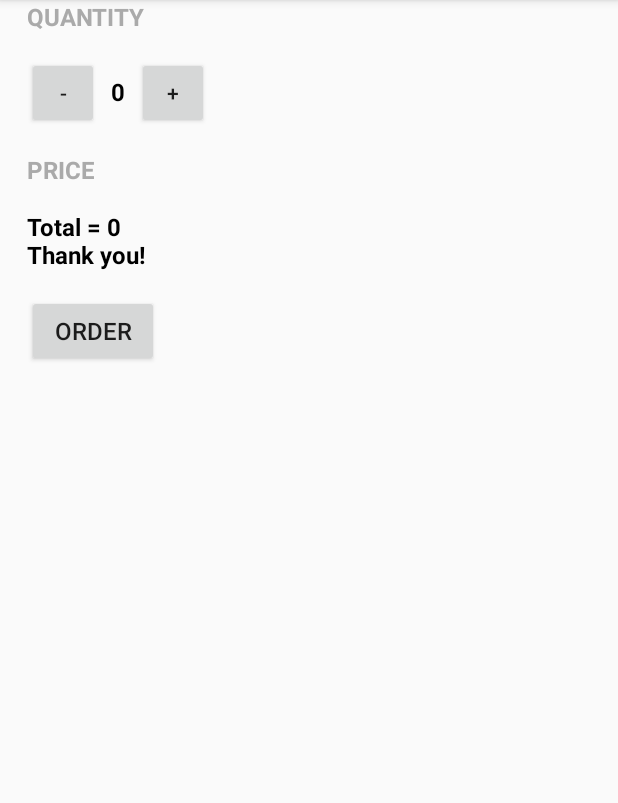
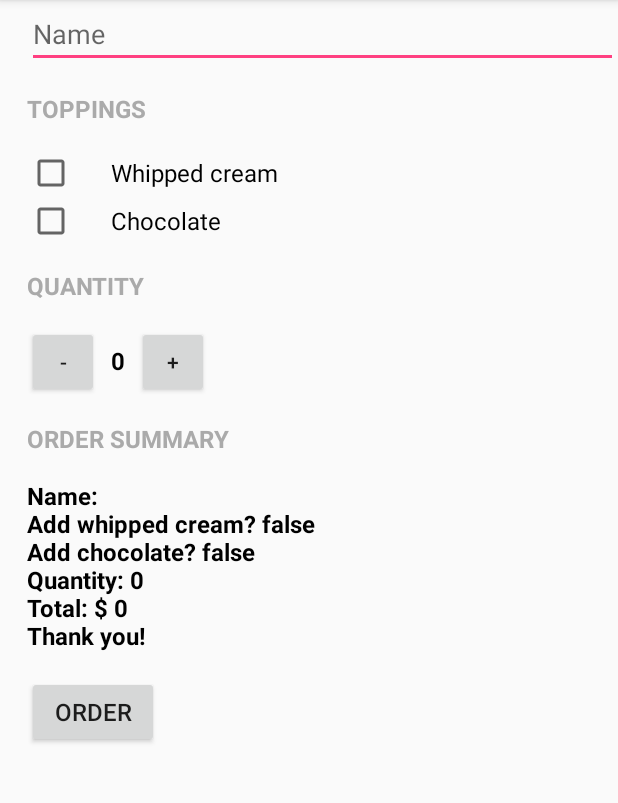
Before and after one commit to CyfrowySledz/JustJava, an Android app: the screen it shows after launch (MainActivity), after a tap on "ORDER", on a phone screen of 412 x 824 dp, the part 84-887 px from its top. Run offline under Robolectric (Android 15) with nearby library versions, the phone set to English and light mode, and no system bars.

Commit message:
Lesson 3 added toppings added toast added min-max coffees validation

```diff
--- a/app/build.gradle
+++ b/app/build.gradle
@@ -24,6 +24,6 @@ dependencies {
     androidTestCompile('com.android.support.test.espresso:espresso-core:2.2.2', {
         exclude group: 'com.android.support', module: 'support-annotations'
     })
-    compile 'com.android.support:appcompat-v7:25.1.0'
+    compile 'com.android.support:appcompat-v7:25.1.1'
     testCompile 'junit:junit:4.12'
 }
--- a/app/src/main/java/com/example/android/justjava/MainActivity.java
+++ b/app/src/main/java/com/example/android/justjava/MainActivity.java
@@ -3,13 +3,20 @@ package com.example.android.justjava;
 import android.os.Bundle;
 import android.support.v7.app.AppCompatActivity;
 import android.view.View;
+import android.widget.CheckBox;
+import android.widget.EditText;
 import android.widget.TextView;
+import android.widget.Toast;
 
-import java.text.NumberFormat;
+import java.text.DecimalFormat;
+import java.util.Currency;
+import java.util.Locale;
 
 public class MainActivity extends AppCompatActivity {
     int quantity=0;
-    String priceMessage = "Free";
+    Locale locale = Locale.getDefault();
+    Currency currency = Currency.getInstance(locale);
+    String currencySymbol = currency.getSymbol();
 
     @Override
     protected void onCreate(Bundle savedInstanceState) {
@@ -18,11 +25,16 @@ public class MainActivity extends AppCompatActivity {
     }
 
     public void submitOrder(View view){
-        int price = quantity * 5;
+        CheckBox whippedCreamCheckbox = (CheckBox) findViewById(R.id.cream_checkbox);
+        CheckBox chocolateCheckBox = (CheckBox) findViewById(R.id.chocolate_checkbox);
+        boolean hasWhippedCream = whippedCreamCheckbox.isChecked();
+        boolean hasChocolate = chocolateCheckBox.isChecked();
+        float total = 0.0f;
+        String summary = "";
 
-        priceMessage = "Total = " + price + "\nThank you!";
-        displayMessage(priceMessage);
-
+        total = calculatePrice(quantity, hasWhippedCream, hasChocolate);
+        summary = createOrderSummary(total, hasWhippedCream, hasChocolate);
+        displayMessage(summary);
     }
 
     private void display(int number) {
@@ -30,23 +42,56 @@ public class MainActivity extends AppCompatActivity {
         quantityTextView.setText("" + number);
     }
 
-    public void displayPrice(int number) {
-        TextView priceTextView=(TextView) findViewById(R.id.price_text_view);
-        priceTextView.setText(NumberFormat.getCurrencyInstance().format(number));
-    }
-
     public void displayMessage(String message) {
-        TextView priceTextView = (TextView) findViewById(R.id.price_text_view);
-        priceTextView.setText(message);
+        TextView orderSummaryTextView = (TextView) findViewById(R.id.order_summary_text_view);
+        orderSummaryTextView.setText(message);
     }
 
     public void increment (View view){
+        if (quantity == 5) {
+            Toast toast = Toast.makeText(this, "You can't have more than " + quantity + " coffees!", Toast.LENGTH_SHORT);
+            toast.show();
+            return;
+        }
         quantity=quantity+1;
         display(quantity);
     }
 
     public void decrement (View view) {
+        if (quantity == 0) {
+            Toast toast = Toast.makeText(this, "You can't have less then 0 coffee!", Toast.LENGTH_SHORT);
+            toast.show();
+            return;
+        }
         quantity=quantity-1;
         display(quantity);
     }
+
+    public float calculatePrice(int quantity, boolean hasWhippedCream, boolean hasChocolate) {
+        float coffeePrice = 5.2f;
+        float whippedCreamPrice = 1.0f;
+        float chocolatePrice = 2.0f;
+        float total = coffeePrice;
+
+        if (hasChocolate)
+            total += chocolatePrice;
+        if (hasWhippedCream)
+            total += whippedCreamPrice;
+
+        return total * quantity;
+    }
+
+    private String createOrderSummary(float total, boolean hasWhippedCream, boolean hasChocolate) {
+        EditText nameField = (EditText) findViewById(R.id.name_field);
+        String name = nameField.getText().toString();
+
+        String summary = "Name: " + name;
+        summary += "\nAdd whipped cream? " + hasWhippedCream;
+        summary += "\nAdd chocolate? " + hasChocolate;
+        summary += "\nQuantity: " + quantity;
+        summary += "\nTotal: " + currencySymbol + " " + new DecimalFormat("##.##").format(total);
+        summary += "\nThank you!";
+        return summary;
+
+    }
 }
--- a/app/src/main/res/layout/activity_main.xml
+++ b/app/src/main/res/layout/activity_main.xml
@@ -1,19 +1,62 @@
 <?xml version="1.0" encoding="utf-8"?>
-<LinearLayout xmlns:android="http://schemas.android.com/apk/res/android"
+
+<ScrollView xmlns:android="http://schemas.android.com/apk/res/android"
     xmlns:tools="http://schemas.android.com/tools"
+    android:id="@+id/scrollView"
+    android:layout_width="match_parent"
+    android:layout_height="match_parent"
+    tools:context="com.example.android.justjava.MainActivity">
+
+    <LinearLayout
         android:id="@+id/activity_main"
         android:layout_width="match_parent"
-    android:layout_height="match_parent"
+        android:layout_height="wrap_content"
         android:layout_marginLeft="18dp"
-    android:orientation="vertical"
-    tools:context="com.example.android.justjava.MainActivity">
+        android:layout_marginStart="18dp"
+        android:orientation="vertical">
+
+        <EditText
+            android:id="@+id/name_field"
+            android:layout_width="match_parent"
+            android:layout_height="wrap_content"
+            android:hint="@string/name_hint"
+            android:inputType="textCapWords" />
+
+        <TextView
+            android:id="@+id/toppings_label"
+            android:layout_width="wrap_content"
+            android:layout_height="wrap_content"
+            android:layout_marginBottom="16dp"
+            android:layout_marginTop="16dp"
+            android:text="@string/toppings"
+            android:textAllCaps="true"
+            android:textColor="@android:color/darker_gray"
+            android:textSize="16sp"
+            android:textStyle="normal|bold" />
+
+        <CheckBox
+            android:id="@+id/cream_checkbox"
+            android:layout_width="wrap_content"
+            android:layout_height="wrap_content"
+            android:paddingLeft="24dp"
+            android:text="@string/topping1"
+            android:textSize="16sp" />
+
+        <CheckBox
+            android:id="@+id/chocolate_checkbox"
+            android:layout_width="wrap_content"
+            android:layout_height="wrap_content"
+            android:paddingLeft="24dp"
+            android:text="@string/topping2"
+            android:textSize="16sp" />
 
         <TextView
             android:id="@+id/quantity_label"
             android:layout_width="wrap_content"
             android:layout_height="wrap_content"
             android:layout_marginBottom="16dp"
-        android:text="Quantity"
+            android:layout_marginTop="16dp"
+            android:text="@string/quantity"
             android:textAllCaps="true"
             android:textColor="@android:color/darker_gray"
             android:textSize="16sp"
@@ -56,21 +99,20 @@
             android:layout_height="wrap_content"
             android:layout_marginBottom="16dp"
             android:layout_marginTop="16dp"
-        android:text="Price"
+            android:text="@string/order_summary"
             android:textAllCaps="true"
             android:textColor="@android:color/darker_gray"
             android:textSize="16sp"
             android:textStyle="normal|bold" />
 
         <TextView
-        android:id="@+id/price_text_view"
+            android:id="@+id/order_summary_text_view"
             android:layout_width="wrap_content"
             android:layout_height="wrap_content"
-        android:text="Total = 0"
+            android:text="@string/total"
             android:textColor="@android:color/black"
             android:textSize="16sp"
-        android:textStyle="normal|bold"
-        />
+            android:textStyle="normal|bold" />
 
         <Button
             android:id="@+id/order_button"
@@ -78,7 +120,7 @@
             android:layout_height="wrap_content"
             android:layout_marginTop="16dp"
             android:onClick="submitOrder"
-        android:text="Order"
-        android:textSize="16sp"
-        />
+            android:text="@string/order"
+            android:textSize="16sp" />
     </LinearLayout>
+</ScrollView>
--- a/app/src/main/res/values/strings.xml
+++ b/app/src/main/res/values/strings.xml
@@ -1,3 +1,11 @@
 <resources>
     <string name="app_name">Just Java</string>
+    <string name="name_hint">Name</string>
+    <string name="quantity">Quantity</string>
+    <string name="order_summary">Order Summary</string>
+    <string name="order">order</string>
+    <string name="total">Total = 0</string>
+    <string name="toppings">Toppings</string>
+    <string name="topping1">Whipped cream</string>
+    <string name="topping2">Chocolate</string>
 </resources>
```
Lines whose indentation alone changed are shown as unchanged.
